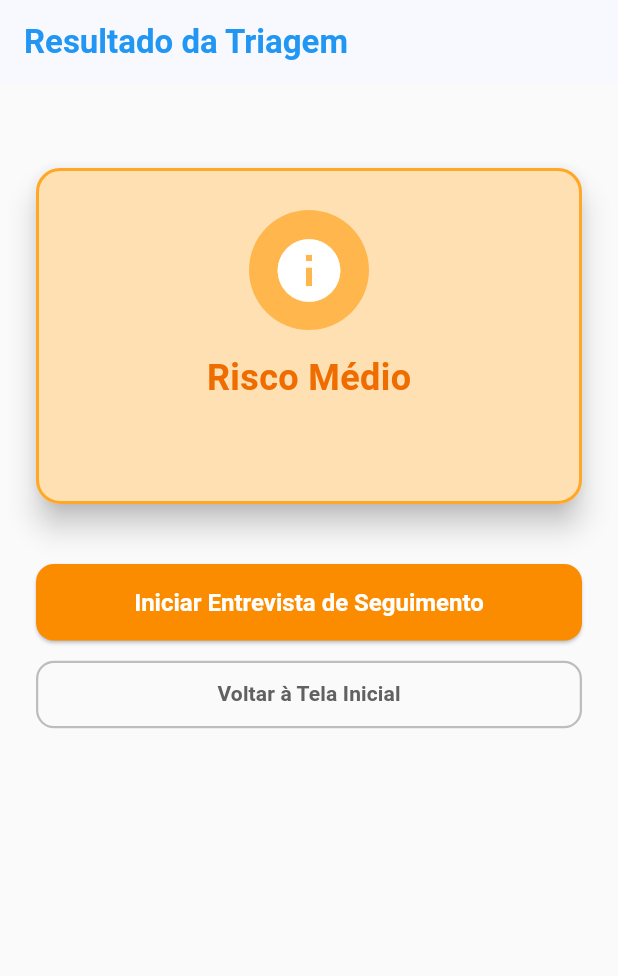
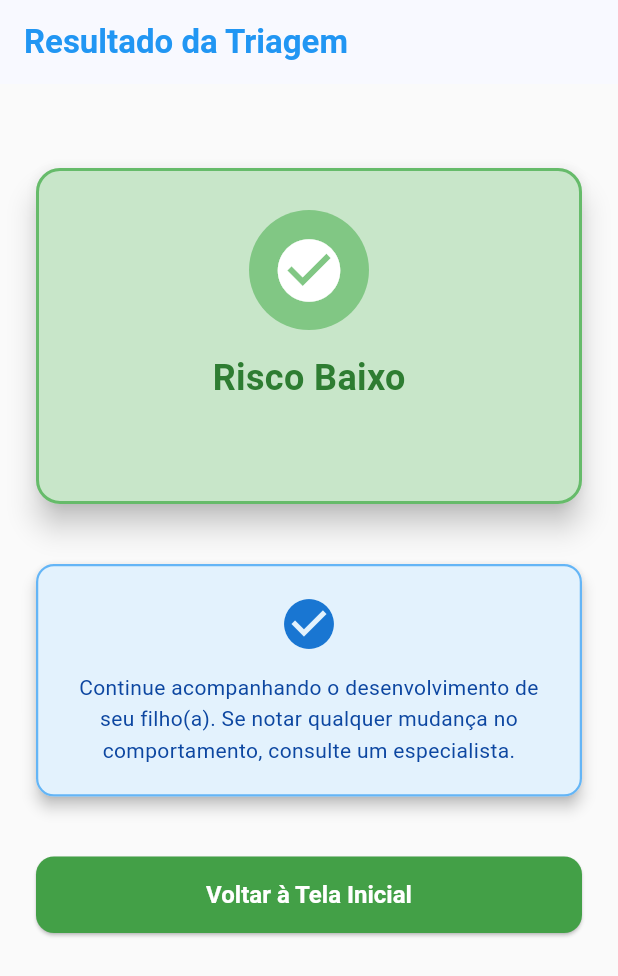
Before and after one commit to wnetohr/teajudo, a Flutter app: the ResultScreen screen opened directly with empty values, on a phone screen of 412 x 824 dp. Shown: the top 976 px of the screen. Run offline on Flutter 3.47's test engine with Material 3 defaults, Android fonts, the phone set to English and light mode, and no system bars; our stand-ins replace flutter_svg; network calls fail.

Commit message:
Release TEAjudo

```diff
--- a/frontend/teatriagem/lib/models/api_models.dart
+++ b/frontend/teatriagem/lib/models/api_models.dart
@@ -13,6 +13,7 @@
   final bool endOfForm;
   final String? outcome;
   final int? score;
+  final dynamic questionId; // Pode vir como int ou String
 
   BotResponse({
     required this.sessionId,
@@ -23,6 +24,7 @@
     required this.endOfForm,
     this.outcome,
     this.score,
+    this.questionId,
   });
 
   factory BotResponse.fromJson(Map<String, dynamic> json) {
@@ -38,6 +40,7 @@
       endOfForm: json['end_of_form'],
       outcome: json['outcome'],
       score: json['score'],
+      questionId: json['question_id'], // Aceita int ou String
     );
   }
 }
--- a/frontend/teatriagem/lib/screens/followup_screen.dart
+++ b/frontend/teatriagem/lib/screens/followup_screen.dart
@@ -43,7 +43,6 @@
   String? _errorMessage;
   final Set<String> _selected = {}; // para múltipla escolha
   String? _selectedSingle;
-  bool _isFirstFollowupQuestion = true;
 
   @override
   void initState() {
@@ -96,10 +95,13 @@
 
         print('═════════════════════════════════════════');
         print('[BOT_RESPONSE_PARSED - FOLLOW UP]');
+        print('Question ID: ${responseData.questionId}');
         print('Texto completo (SEM limpeza): $cleanedText');
         print('Tipo de resposta: ${responseData.responseType}');
         print('Número de opções: ${responseData.options.length}');
-        print('Opções: ${responseData.options.map((o) => '${o.id}: ${o.label}').join(' | ')}');
+        print(
+          'Opções: ${responseData.options.map((o) => '${o.id}: ${o.label}').join(' | ')}',
+        );
         print('Item finalizado: ${responseData.isItemFinished}');
         print('Fim do formulário: ${responseData.endOfForm}');
         print('Resultado: ${responseData.outcome}');
@@ -115,6 +117,7 @@
           endOfForm: responseData.endOfForm,
           outcome: responseData.outcome,
           score: responseData.score,
+          questionId: responseData.questionId,
         );
 
         if (responseToUse.endOfForm) {
@@ -123,7 +126,10 @@
           if (mounted) {
             Navigator.pushReplacement(
               context,
-              MaterialPageRoute(builder: (_) => ResultScreen(response: responseData)),
+              MaterialPageRoute(
+                builder: (_) =>
+                    ResultScreen(response: responseData, allowFollowUp: false),
+              ),
             );
           }
           return;
@@ -131,8 +137,13 @@
 
         // Se o item foi concluído, mostra feedback e automaticamente continua
         // SEM atualizar a UI com a mensagem intermediária
-        if (responseToUse.isItemFinished && !responseToUse.endOfForm && answer.isNotEmpty && answer != 'continuar') {
-          print('✓ [ITEM_FINALIZADO] Item completado, aguardando ${answer != 'continuar' ? '1.5s' : '0s'} para continuar');
+        if (responseToUse.isItemFinished &&
+            !responseToUse.endOfForm &&
+            answer.isNotEmpty &&
+            answer != 'continuar') {
+          print(
+            '✓ [ITEM_FINALIZADO] Item completado, aguardando ${answer != 'continuar' ? '1.5s' : '0s'} para continuar',
+          );
           if (mounted) {
             _showFeedbackSnackBar();
             Future.delayed(const Duration(milliseconds: 1500), () {
@@ -150,8 +161,6 @@
           _isLoading = false;
           _selected.clear();
           _selectedSingle = null;
-          // Após exibir a primeira pergunta do follow-up, as demais não mostram o cabeçalho.
-          _isFirstFollowupQuestion = false;
         });
 
         print('✓ [PERGUNTA_ATUALIZADA] Pergunta exibida no Follow Up');
@@ -224,26 +233,17 @@
       SnackBar(
         content: Row(
           children: const [
-            Icon(
-              Icons.check_circle,
-              color: Colors.white,
-              size: 24,
-            ),
+            Icon(Icons.check_circle, color: Colors.white, size: 24),
             SizedBox(width: 12),
             Text(
               'Resposta registrada!',
-              style: TextStyle(
-                fontSize: 16,
-                fontWeight: FontWeight.w500,
-              ),
+              style: TextStyle(fontSize: 16, fontWeight: FontWeight.w500),
             ),
           ],
         ),
         backgroundColor: Colors.green,
         behavior: SnackBarBehavior.floating,
-        shape: RoundedRectangleBorder(
-          borderRadius: BorderRadius.circular(10),
-        ),
+        shape: RoundedRectangleBorder(borderRadius: BorderRadius.circular(10)),
         margin: const EdgeInsets.all(16),
         duration: const Duration(milliseconds: 1200),
       ),
@@ -252,14 +252,17 @@
 
   @override
   Widget build(BuildContext context) {
-    // Se a API mandar um cabeçalho + pergunta separados por duas quebras de linha,
-    // exibimos o cabeçalho como instrução só na primeira pergunta; nas demais, apenas a pergunta.
+    // Se question_id == 1: exibe texto completo (ambos parágrafos)
+    // Se question_id != 1: remove o primeiro parágrafo e exibe só a pergunta limpa
     String displayText = _currentResponse?.text ?? '';
-    String? introText;
-    if (_currentResponse != null && displayText.contains('\n\n')) {
+    bool isFirstQuestion = _currentResponse?.questionId == 1;
+
+    if (!isFirstQuestion &&
+        _currentResponse != null &&
+        displayText.contains('\n\n')) {
+      // Para perguntas que não são a primeira, remove o cabeçalho
       final parts = displayText.split('\n\n');
       if (parts.length > 1) {
-        introText = parts.first.trim();
         displayText = parts.sublist(1).join('\n\n').trim();
       }
     }
@@ -286,32 +289,19 @@
                     Card(
                       child: Padding(
                         padding: const EdgeInsets.all(16.0),
-                                child: Column(
-                                  crossAxisAlignment: CrossAxisAlignment.start,
-                                  children: [
-                                    if (_isFirstFollowupQuestion && introText != null && introText.isNotEmpty)
-                                      Padding(
-                                        padding: const EdgeInsets.only(bottom: 8.0),
-                                        child: Text(
-                                          introText,
-                                          style: AppTextStyles.bodySmall,
-                                        ),
-                                      ),
-                                    Text(
-                                      displayText,
-                                      style: AppTextStyles.question,
-                                    ),
-                                  ],
-                                ),
+                        child: Text(displayText, style: AppTextStyles.question),
                       ),
                     ),
                     const SizedBox(height: 12),
-                            Expanded(child: SingleChildScrollView(child: _buildOptions())),
+                    Expanded(
+                      child: SingleChildScrollView(child: _buildOptions()),
+                    ),
                     const SizedBox(height: 12),
                     // Para múltipla escolha permitimos enviar mesmo sem seleção.
                     // Se a API fornecer uma opção com id 'none', enviamos 'none'.
                     // Caso contrário, enviamos string vazia (o backend deve interpretar).
-                            if (_currentResponse!.responseType == 'multiple_choice' && _selected.isEmpty)
+                    if (_currentResponse!.responseType == 'multiple_choice' &&
+                        _selected.isEmpty)
                       Padding(
                         padding: const EdgeInsets.only(bottom: 8.0),
                         child: Text(
@@ -321,12 +311,14 @@
                         ),
                       ),
                     ElevatedButton(
-                              onPressed: (_currentResponse!.responseType == 'multiple_choice'
+                      onPressed:
+                          (_currentResponse!.responseType == 'multiple_choice'
                               ? true // sempre permite enviar; payload tratado abaixo
                               : (_selectedSingle != null))
                           ? () {
                               String payload;
-                                      if (_currentResponse!.responseType == 'multiple_choice') {
+                              if (_currentResponse!.responseType ==
+                                  'multiple_choice') {
                                 if (_selected.isNotEmpty) {
                                   payload = _selected.join(',');
                                 } else {
--- a/frontend/teatriagem/lib/screens/result_screen.dart
+++ b/frontend/teatriagem/lib/screens/result_screen.dart
@@ -6,20 +6,33 @@
 // --- TELA DE RESULTADO (ResultScreen) ---
 class ResultScreen extends StatelessWidget {
   final BotResponse response;
-  const ResultScreen({super.key, required this.response});
+  final bool allowFollowUp;
+  const ResultScreen({
+    super.key,
+    required this.response,
+    this.allowFollowUp = true,
+  });
 
   @override
   Widget build(BuildContext context) {
-    // Determina o tipo de risco com base na resposta
-    // Médio: end_of_form = false (precisa de follow-up)
-    // Elevado: outcome contém "alto" ou "elevado"
-    // Baixo: o resto
-    final bool isMediumRisk = response.endOfForm == false;
-    final bool isHighRisk = !isMediumRisk &&
-        ((response.outcome?.toLowerCase().contains('alto') ?? false) ||
-         (response.outcome?.toLowerCase().contains('elevado') ?? false) ||
-         response.text.toLowerCase().contains('risco alto') ||
-         response.text.toLowerCase().contains('risco elevado'));
+    // Prioriza o score na definição do risco
+    // Baixo: 0 a 2
+    // Médio: 3 a 7
+    // Elevado: 8 ou maior
+    final int score = response.score ?? -1;
+    final bool hasScore = score >= 0;
+    final bool isLowRisk = hasScore && score <= 2;
+    final bool isMediumRisk = hasScore
+        ? (score >= 3 && score <= 7)
+        : response.endOfForm == false;
+    final bool isHighRisk = hasScore
+        ? (score >= 8)
+        : (!isMediumRisk &&
+              ((response.outcome?.toLowerCase().contains('alto') ?? false) ||
+                  (response.outcome?.toLowerCase().contains('elevado') ??
+                      false) ||
+                  response.text.toLowerCase().contains('risco alto') ||
+                  response.text.toLowerCase().contains('risco elevado')));
 
     // Define cores baseado no tipo de risco
     final Color primaryColor = isHighRisk
@@ -41,15 +54,26 @@
         ? Icons.warning
         : (isMediumRisk ? Icons.info : Icons.check_circle);
 
-    // Extrai o texto principal (primeiro bloco)
-    String mainText = response.text;
-    String? followUpMessage;
-
-    if (response.responseType != 'text_only' && response.text.contains('\n\n')) {
-      final parts = response.text.split('\n\n');
-      if (parts.length >= 2) {
-        mainText = parts[0];
-        followUpMessage = parts[1];
+    // Define o texto principal sem exibir perguntas do follow-up
+    String mainText;
+    if (isMediumRisk && allowFollowUp) {
+      // Risco médio do questionário inicial: usa outcome ou mensagem padrão
+      mainText = (response.outcome ?? '').trim();
+      if (mainText.isEmpty) {
+        mainText =
+            'O resultado indica risco médio. Recomendamos iniciar a entrevista de seguimento para uma avaliação mais detalhada.';
+      }
+    } else if (!allowFollowUp) {
+      // Vindo do follow-up: usa o texto completo sem separar parágrafos
+      mainText = response.text.trim();
+    } else {
+      // Outros casos: pega apenas o primeiro parágrafo
+      mainText = response.text;
+      if (response.text.contains('\n\n')) {
+        final parts = response.text.split('\n\n');
+        if (parts.isNotEmpty) {
+          mainText = parts.first.trim();
+        }
       }
     }
 
@@ -75,10 +99,7 @@
                 color: primaryColor,
                 shape: RoundedRectangleBorder(
                   borderRadius: BorderRadius.circular(16),
-                  side: BorderSide(
-                    color: borderColor,
-                    width: 2,
-                  ),
+                  side: BorderSide(color: borderColor, width: 2),
                 ),
                 child: Padding(
                   padding: const EdgeInsets.all(28.0),
@@ -127,42 +148,7 @@
                 ),
               ),
 
-              // Container Secundário - Mensagem de Follow-up (se houver)
-              if (followUpMessage != null) ...[
-                const SizedBox(height: 24),
-                Card(
-                  elevation: 4,
-                  color: Colors.blue[50],
-                  shape: RoundedRectangleBorder(
-                    borderRadius: BorderRadius.circular(12),
-                    side: BorderSide(
-                      color: Colors.blue[300]!,
-                      width: 1.5,
-                    ),
-                  ),
-                  child: Padding(
-                    padding: const EdgeInsets.all(20.0),
-                    child: Column(
-                      children: [
-                        Icon(
-                          Icons.lightbulb_outline,
-                          size: 40,
-                          color: Colors.blue[700],
-                        ),
-                        const SizedBox(height: 12),
-                        Text(
-                          followUpMessage,
-                          style: AppTextStyles.bodyMedium.copyWith(
-                            color: Colors.blue[900],
-                            height: 1.5,
-                          ),
-                          textAlign: TextAlign.center,
-                        ),
-                      ],
-                    ),
-                  ),
-                ),
-              ],
+              // Não exibir mensagens com perguntas na tela de resultado
 
               // Container de Orientação para Risco Elevado
               if (isHighRisk) ...[
@@ -172,10 +158,7 @@
                   color: Colors.blue[50],
                   shape: RoundedRectangleBorder(
                     borderRadius: BorderRadius.circular(12),
-                    side: BorderSide(
-                      color: Colors.blue[300]!,
-                      width: 1.5,
-                    ),
+                    side: BorderSide(color: Colors.blue[300]!, width: 1.5),
                   ),
                   child: Padding(
                     padding: const EdgeInsets.all(20.0),
@@ -202,17 +185,14 @@
               ],
 
               // Container de Orientação para Risco Baixo
-              if (!isMediumRisk && !isHighRisk) ...[
+              if (isLowRisk) ...[
                 const SizedBox(height: 24),
                 Card(
                   elevation: 4,
                   color: Colors.blue[50],
                   shape: RoundedRectangleBorder(
                     borderRadius: BorderRadius.circular(12),
-                    side: BorderSide(
-                      color: Colors.blue[300]!,
-                      width: 1.5,
-                    ),
+                    side: BorderSide(color: Colors.blue[300]!, width: 1.5),
                   ),
                   child: Padding(
                     padding: const EdgeInsets.all(20.0),
@@ -241,7 +221,7 @@
               const SizedBox(height: 32),
 
               // Botões de Ação
-              if (isMediumRisk) ...[
+              if (isMediumRisk && allowFollowUp) ...[
                 ElevatedButton(
                   style: ElevatedButton.styleFrom(
                     padding: const EdgeInsets.symmetric(vertical: 16),
@@ -254,7 +234,8 @@
                     // Navega para a tela de seguimento passando o sessionId
                     Navigator.of(context).pushReplacement(
                       MaterialPageRoute(
-                        builder: (_) => FollowUpScreen(sessionId: response.sessionId),
+                        builder: (_) =>
+                            FollowUpScreen(sessionId: response.sessionId),
                       ),
                     );
                   },
@@ -292,7 +273,7 @@
               const SizedBox(height: 12),
 
               // Botão secundário - Voltar à Tela Inicial (para médio e elevado)
-              if (isMediumRisk)
+              if (isMediumRisk && allowFollowUp)
                 OutlinedButton(
                   style: OutlinedButton.styleFrom(
                     padding: const EdgeInsets.symmetric(vertical: 14),
```
Lines whose indentation alone changed are shown as unchanged.
